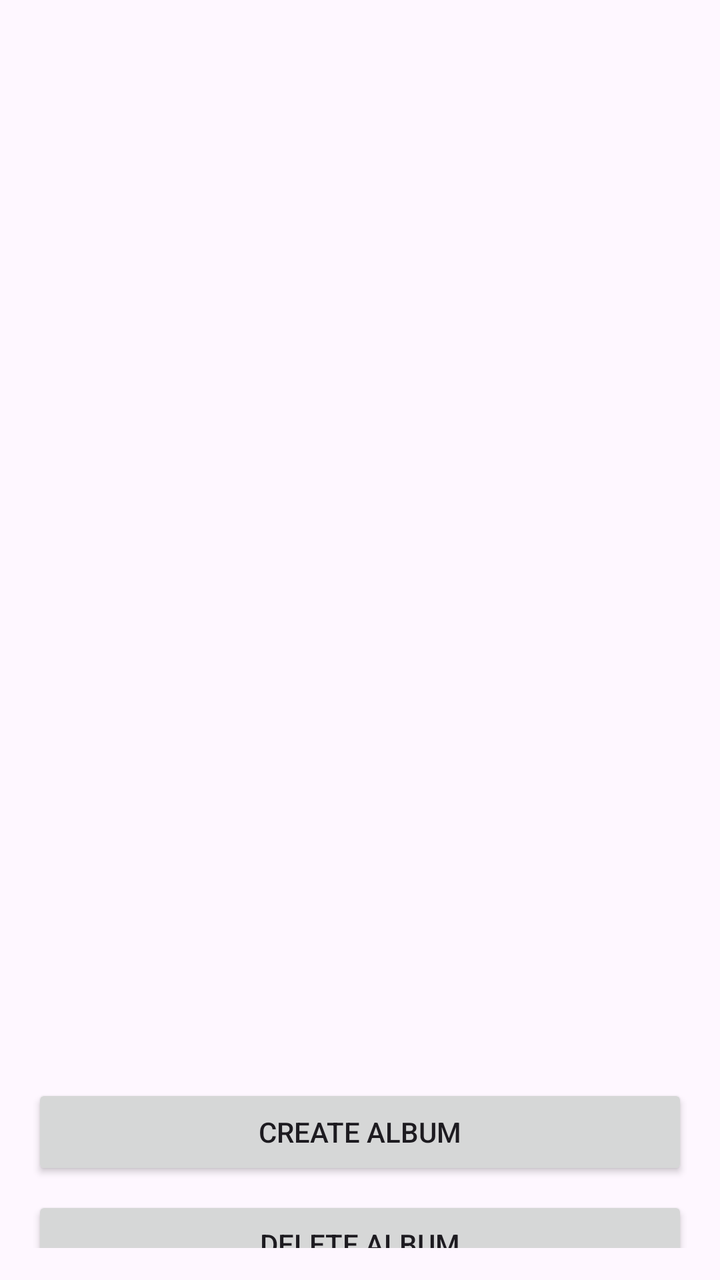
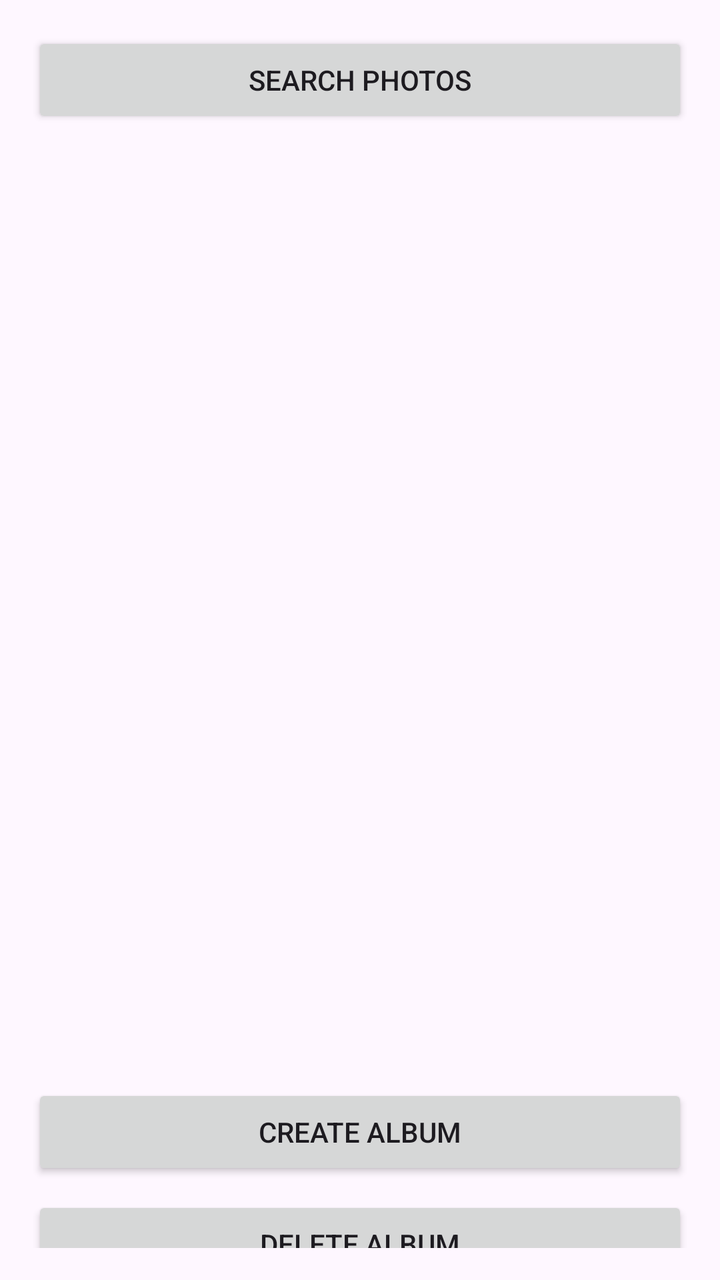

Before-and-after screenshots of an Android layout around one commit, followed by the original layout XML and the change that was made.
<!-- AndroidManifest.xml: application theme Theme.Photos -->
<!-- res/layout/fragment_first.xml -->
<?xml version="1.0" encoding="utf-8"?>
<androidx.constraintlayout.widget.ConstraintLayout xmlns:android="http://schemas.android.com/apk/res/android"
    xmlns:app="http://schemas.android.com/apk/res-auto"
    xmlns:tools="http://schemas.android.com/tools"
    android:layout_width="match_parent"
    android:layout_height="match_parent"
    android:padding="16dp"
    tools:layout_editor_absoluteX="0dp"
    tools:layout_editor_absoluteY="88dp">

    <ListView
        android:id="@+id/albumListView"
        android:layout_width="378dp"
        android:layout_height="494dp"
        app:layout_constraintBottom_toTopOf="@id/createAlbumButton"
        app:layout_constraintEnd_toEndOf="parent"
        app:layout_constraintHorizontal_bias="0.0"
        app:layout_constraintStart_toStartOf="parent"
        app:layout_constraintTop_toTopOf="parent" />

    <Button
        android:id="@+id/deleteAlbumButton"
        android:layout_width="0dp"
        android:layout_height="wrap_content"
        android:layout_marginTop="8dp"
        android:text="Delete Album"
        app:layout_constraintEnd_toEndOf="parent"
        app:layout_constraintHorizontal_bias="0.0"
        app:layout_constraintStart_toStartOf="parent"
        app:layout_constraintTop_toBottomOf="@id/createAlbumButton" />

    <Button
        android:id="@+id/createAlbumButton"
        android:layout_width="0dp"
        android:layout_height="wrap_content"
        android:layout_marginTop="32dp"
        android:text="Create Album"
        app:layout_constraintEnd_toEndOf="parent"
        app:layout_constraintHorizontal_bias="1.0"
        app:layout_constraintStart_toStartOf="parent"
        app:layout_constraintTop_toBottomOf="@id/albumListView" />

    <Button
        android:id="@+id/renameAlbumButton"
        android:layout_width="0dp"
        android:layout_height="wrap_content"
        android:layout_marginTop="8dp"
        android:text="Rename Album"
        app:layout_constraintEnd_toEndOf="parent"
        app:layout_constraintHorizontal_bias="1.0"
        app:layout_constraintStart_toStartOf="parent"
        app:layout_constraintTop_toBottomOf="@id/deleteAlbumButton" />

    <Button
        android:id="@+id/openAlbumButton"
        android:layout_width="0dp"
        android:layout_height="wrap_content"
        android:layout_marginTop="8dp"
        android:text="Open Album"
        app:layout_constraintEnd_toEndOf="parent"
        app:layout_constraintHorizontal_bias="1.0"
        app:layout_constraintStart_toStartOf="parent"
        app:layout_constraintTop_toBottomOf="@id/renameAlbumButton" />

</androidx.constraintlayout.widget.ConstraintLayout>
<!-- resources referenced by this layout -->
<resources>
  <style name="Theme.Photos" parent="Base.Theme.Photos" />
  <style name="Base.Theme.Photos" parent="Theme.Material3.DayNight.NoActionBar">
          
          
      </style>
</resources>

<!-- the commit's change to res/layout/fragment_first.xml (unified diff, before → after) -->
@@ -62,4 +62,10 @@
         app:layout_constraintStart_toStartOf="parent"
         app:layout_constraintTop_toBottomOf="@id/renameAlbumButton" />
 
+    <Button
+        android:id="@+id/search_button"
+        android:layout_width="match_parent"
+        android:layout_height="wrap_content"
+        android:text="Search Photos" />
+
 </androidx.constraintlayout.widget.ConstraintLayout>
